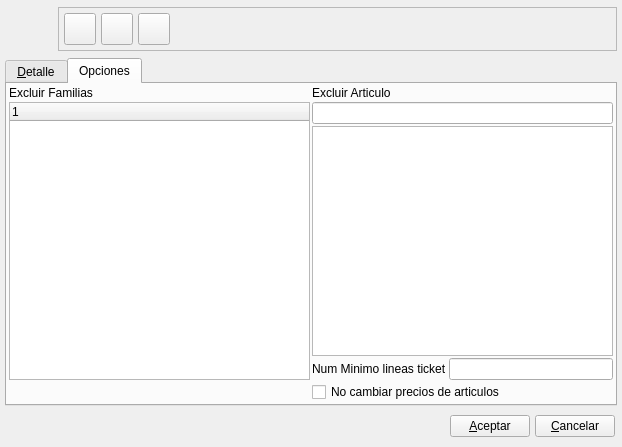
Above: bulmages/bulmafact/plugins/pluginbf_z2z/z2zbase.ui from eboladev/Bulmages-1 before the change. Below: the same form after it.
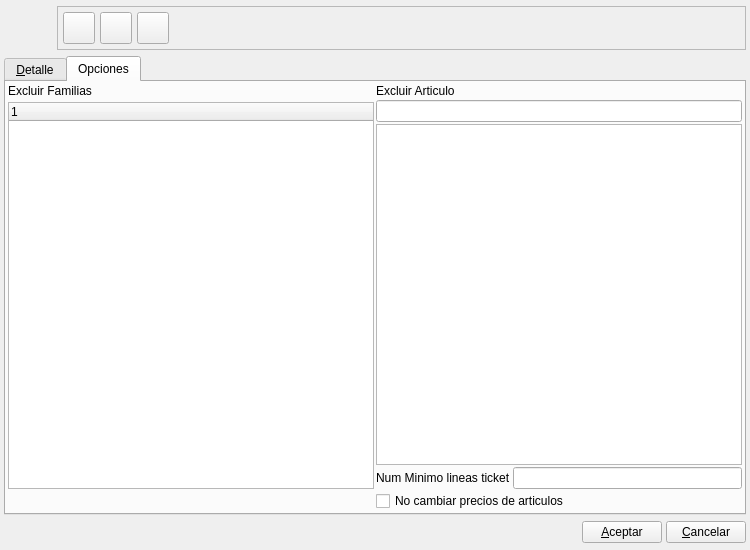
That is the form after the change. The open tabs and pages were chosen to show the change. Icons and pictures are not drawn.

```diff
--- a/bulmages/bulmafact/plugins/pluginbf_z2z/z2zbase.ui
+++ b/bulmages/bulmafact/plugins/pluginbf_z2z/z2zbase.ui
@@ -1,16 +1,22 @@
 <ui version="4.0" >
  <author>Tomeu Borras</author>
  <class>Z2ZBase</class>
- <widget class="QWidget" name="Z2ZBase" >
-  <property name="geometry" >
+ <widget class="QWidget" name="Z2ZBase">
+  <property name="geometry">
    <rect>
     <x>0</x>
     <y>0</y>
-    <width>622</width>
-    <height>447</height>
+    <width>750</width>
+    <height>550</height>
    </rect>
   </property>
-  <property name="focusPolicy" >
+  <property name="minimumSize">
+   <size>
+    <width>750</width>
+    <height>550</height>
+   </size>
+  </property>
+  <property name="focusPolicy">
    <enum>Qt::StrongFocus</enum>
   </property>
   <property name="windowTitle" >
@@ -20,12 +26,12 @@
    <iconset resource="../../../bulmages.qrc" >
     <normaloff>:/Images/cash.png</normaloff>:/Images/cash.png</iconset>
   </property>
-  <layout class="QGridLayout" >
-   <property name="margin" >
-    <number>5</number>
+  <layout class="QGridLayout">
+   <property name="margin">
+    <number>4</number>
    </property>
-   <property name="spacing" >
-    <number>5</number>
+   <property name="spacing">
+    <number>4</number>
    </property>
    <item row="0" column="0" colspan="2" >
     <layout class="QHBoxLayout" >
@@ -111,10 +117,10 @@
            <iconset resource="../../../bulmages.qrc" >
             <normaloff>:/Images/edit-save.png</normaloff>:/Images/edit-save.png</iconset>
           </property>
-          <property name="iconSize" >
+          <property name="iconSize">
            <size>
-            <width>32</width>
-            <height>32</height>
+            <width>22</width>
+            <height>22</height>
            </size>
           </property>
          </widget>
@@ -146,10 +152,10 @@
            <iconset resource="../../../bulmages.qrc" >
             <normaloff>:/Images/edit-delete.png</normaloff>:/Images/edit-delete.png</iconset>
           </property>
-          <property name="iconSize" >
+          <property name="iconSize">
            <size>
-            <width>32</width>
-            <height>32</height>
+            <width>22</width>
+            <height>22</height>
            </size>
           </property>
          </widget>
@@ -181,10 +187,10 @@
            <iconset resource="../../../bulmages.qrc" >
             <normaloff>:/Images/document-print.png</normaloff>:/Images/document-print.png</iconset>
           </property>
-          <property name="iconSize" >
+          <property name="iconSize">
            <size>
-            <width>32</width>
-            <height>32</height>
+            <width>22</width>
+            <height>22</height>
            </size>
           </property>
          </widget>
@@ -245,13 +251,10 @@
      </item>
     </layout>
    </item>
-   <item row="2" column="0" colspan="2" >
-    <layout class="QHBoxLayout" >
-     <property name="spacing" >
-      <number>5</number>
-     </property>
-     <property name="margin" >
-      <number>2</number>
+   <item row="2" column="0" colspan="2">
+    <layout class="QHBoxLayout">
+     <property name="spacing">
+      <number>4</number>
      </property>
      <item>
       <spacer>
@@ -380,9 +383,12 @@
       <attribute name="title" >
        <string>Opciones</string>
       </attribute>
-      <layout class="QGridLayout" name="gridLayout_4" >
-       <item rowspan="3" row="0" column="0" >
-        <layout class="QVBoxLayout" name="verticalLayout_2" >
+      <layout class="QGridLayout" name="gridLayout_4">
+       <item row="0" column="0" rowspan="3">
+        <layout class="QVBoxLayout" name="verticalLayout_2">
+         <property name="spacing">
+          <number>4</number>
+         </property>
          <item>
           <widget class="QLabel" name="label_5" >
            <property name="text" >
@@ -445,7 +451,7 @@
    </item>
   </layout>
  </widget>
- <layoutdefault spacing="2" margin="2" />
+ <layoutdefault spacing="2" margin="2"/>
  <resources>
   <include location="../../../bulmages.qrc" />
  </resources>
```
Left out of the diff: 263 changed lines with no effect on the pictures.
